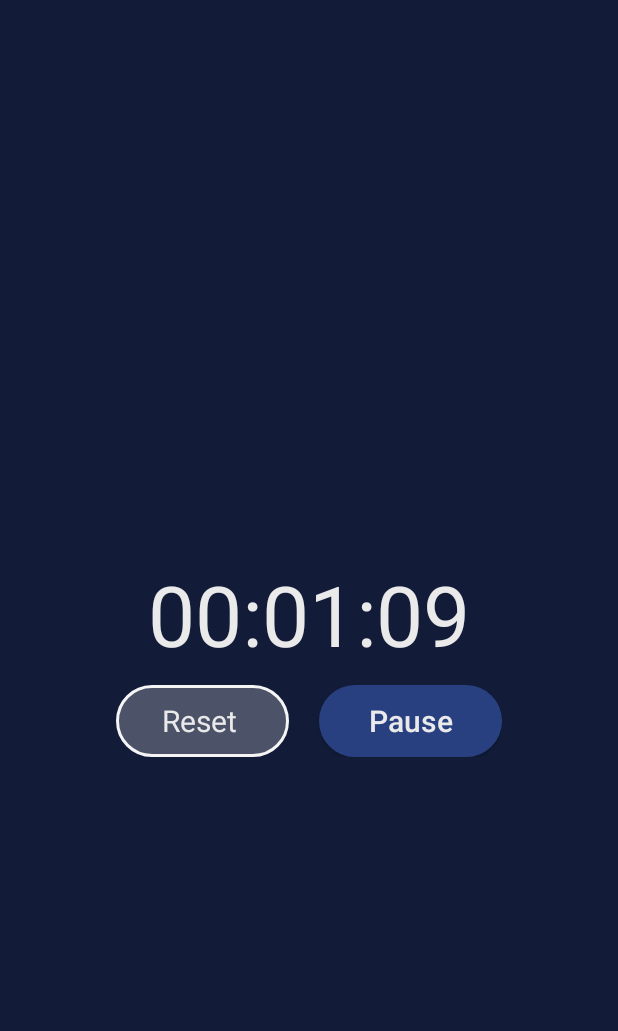
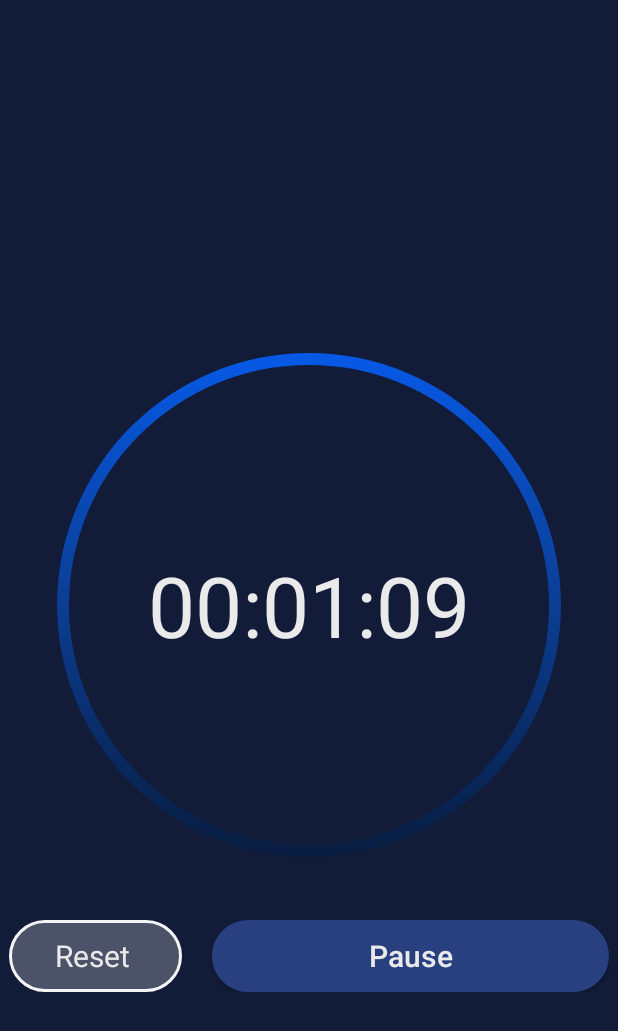
Before and after one commit to AnnFlu/CountdownProject, an Android app: the screen it shows after launch (CountdownActivity), after a tap on "Start", on a phone screen of 412 x 824 dp. Shown: the top 1031 px of the screen. Run offline under Robolectric (Android 15) with nearby library versions, the phone set to English and light mode, and no system bars; plain views replace NumberPicker; 13 statements that could not run were skipped.

Commit message:
Progress bar funzionante

```diff
--- a/app/src/main/java/it/polito/countdown/CountdownActivity.kt
+++ b/app/src/main/java/it/polito/countdown/CountdownActivity.kt
@@ -38,6 +38,7 @@ class CountdownActivity : AppCompatActivity(){
 
     private var timeRunning=false
 
+    lateinit var progressBar : ProgressBar
     override fun onCreate(savedInstanceState: Bundle?) {
         super.onCreate(savedInstanceState)
         setContentView(R.layout.activity_main)
@@ -51,6 +52,7 @@ class CountdownActivity : AppCompatActivity(){
         layoutPicker=findViewById(R.id.settingTimer)
         layoutTimer=findViewById(R.id.timerLayout)
         labels=findViewById(R.id.pickersLabels)
+        progressBar=findViewById(R.id.pbTimer)
 
         r.setOnClickListener{resetTimer()}
         b.setOnClickListener {
@@ -107,17 +109,18 @@ class CountdownActivity : AppCompatActivity(){
         timeStart=((s+m*60+h*60*60)*1000).toLong()
         timeRemaining=timeStart
         updateTimerTextView(timeStart)
-
+        progressBar.max=timeStart.toInt()
     }
 
 
     private fun startTimer(){
+        progressBar.progress = 0
         timer = object : CountDownTimer(timeRemaining, 1000) {
             override fun onTick(millisUntilFinished: Long) {
                 if(timeRunning && timeRemaining>0){
-
                     updateTimerTextView(timeRemaining)
                     timeRemaining=timeRemaining-1000
+                    progressBar.progress = timeRemaining.toInt()
 
                 }
             }
--- /dev/null
+++ b/app/src/main/res/drawable/blue_progressbar_background.xml
@@ -0,0 +1,14 @@
+<?xml version="1.0" encoding="utf-8"?>
+<layer-list xmlns:android="http://schemas.android.com/apk/res/android">
+    <item>
+        <shape
+            android:shape="ring"
+            android:innerRadiusRatio="2.5"
+            android:thicknessRatio="50"
+            android:useLevel="false">
+            <solid
+                android:color="#07162F">
+            </solid>
+        </shape>
+    </item>
+</layer-list>
--- /dev/null
+++ b/app/src/main/res/drawable/light_blue_progressbar_background.xml
@@ -0,0 +1,15 @@
+<?xml version="1.0" encoding="utf-8"?>
+<layer-list xmlns:android="http://schemas.android.com/apk/res/android">
+    <item>
+        <shape
+            android:shape="ring"
+            android:innerRadiusRatio="2.5"
+            android:thicknessRatio="50"
+            android:useLevel="true">
+            <gradient
+                android:startColor="@color/max_blue"
+                android:centerColor="#0B3E93"
+                android:endColor="#065EF6"/>
+        </shape>
+    </item>
+</layer-list>
--- a/app/src/main/res/layout/activity_main.xml
+++ b/app/src/main/res/layout/activity_main.xml
@@ -143,8 +143,8 @@
 
     <TableLayout
         android:id="@+id/timerLayout"
-        android:layout_width="257dp"
-        android:layout_height="162dp"
+        android:layout_width="400dp"
+        android:layout_height="500dp"
         android:layout_marginTop="82dp"
         android:visibility="invisible"
         app:layout_constraintBottom_toBottomOf="parent"
@@ -152,6 +152,34 @@
         app:layout_constraintStart_toStartOf="parent"
         app:layout_constraintTop_toTopOf="parent">
 
+    <FrameLayout
+        android:id="@+id/flTimer"
+        android:layout_width="400dp"
+        android:layout_height="400dp"
+        app:layout_constraintBottom_toBottomOf="parent"
+        app:layout_constraintEnd_toEndOf="parent"
+        app:layout_constraintHorizontal_bias="0.8"
+        app:layout_constraintStart_toStartOf="parent"
+        app:layout_constraintTop_toTopOf="parent"
+        app:layout_constraintVertical_bias="0.357">
+
+        <ProgressBar
+            android:id="@+id/pbTimer"
+            style="@style/Widget.AppCompat.ProgressBar.Horizontal"
+            android:layout_width="match_parent"
+            android:layout_height="match_parent"
+            android:layout_gravity="center"
+            android:background="@drawable/blue_progressbar_background"
+            android:indeterminate="false"
+            android:max="10"
+            android:progress="10"
+            android:progressDrawable="@drawable/light_blue_progressbar_background"
+            android:rotation="-90"></ProgressBar>
+        <LinearLayout
+            android:layout_width="match_parent"
+            android:layout_height="match_parent"
+            android:gravity="center"
+            android:orientation="vertical">
             <TextView
                 android:id="@+id/seconds"
                 android:layout_width="wrap_content"
@@ -165,6 +193,9 @@
                 app:layout_constraintStart_toStartOf="parent"
                 app:layout_constraintTop_toTopOf="parent"
                 app:layout_constraintVertical_bias="0.577" />
+
+        </LinearLayout>
+    </FrameLayout>
 
         <LinearLayout android:orientation="horizontal">
 
--- a/app/src/main/res/values/colors.xml
+++ b/app/src/main/res/values/colors.xml
@@ -9,4 +9,7 @@
     <color name="lightGreyPressed">#A3A2A2</color>
     <color name="blueButton">#294080</color>
     <color name="blueButtonPressed">#1B2951</color>
+    <color name="min_blue">#0B3885</color>
+    <color name="max_blue">#07162F</color>
+    <color name="light_blue">#216BE6</color>
 </resources>
```
Lines whose indentation alone changed are shown as unchanged.
